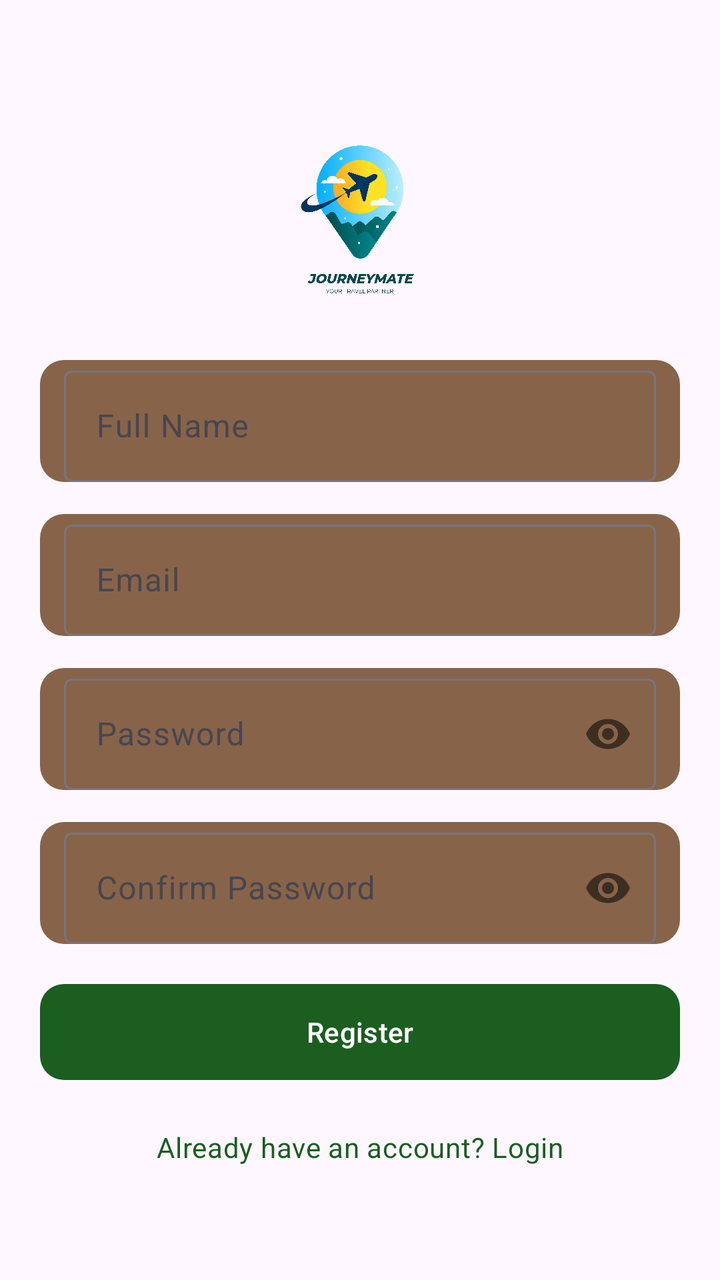
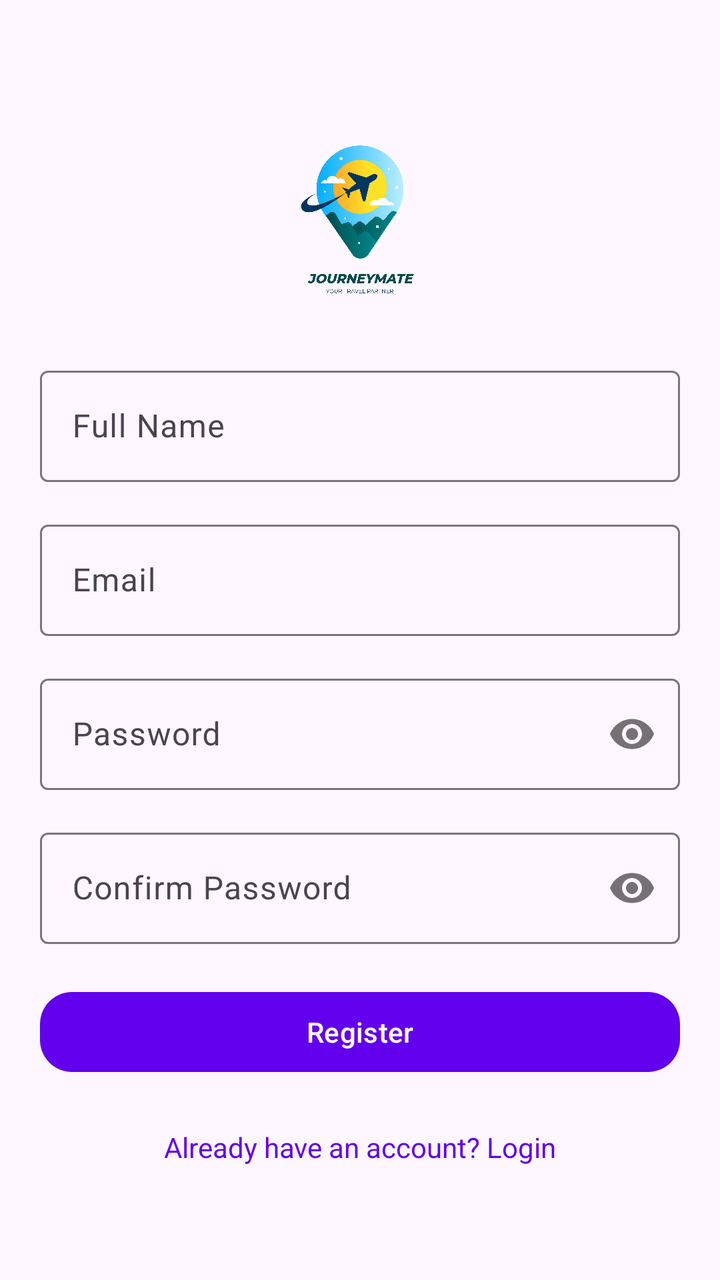

Compare the two renders of this Android layout. The source of the first and the diff that turns it into the second are given below.
<!-- AndroidManifest.xml: application theme Theme.TrekMate -->
<!-- res/layout/activity_register.xml -->
<?xml version="1.0" encoding="utf-8"?>
<androidx.constraintlayout.widget.ConstraintLayout
    xmlns:android="http://schemas.android.com/apk/res/android"
    xmlns:app="http://schemas.android.com/apk/res-auto"
    android:layout_width="match_parent"
    android:layout_height="match_parent"
    android:padding="20dp">

    
    <ImageView
        android:id="@+id/ivLogo"
        android:layout_width="100dp"
        android:layout_height="100dp"
        android:src="@drawable/launcher_logo"
        android:contentDescription="@string/app_name"
        app:layout_constraintTop_toTopOf="parent"
        app:layout_constraintStart_toStartOf="parent"
        app:layout_constraintEnd_toEndOf="parent"
        android:layout_marginTop="40dp"/>

    
    <com.google.android.material.textfield.TextInputLayout
        android:id="@+id/nameLayout"
        android:layout_width="0dp"
        android:layout_height="wrap_content"
        android:hint="@string/full_name"
        android:background="@drawable/rounded_edittext"
        app:layout_constraintTop_toBottomOf="@id/ivLogo"
        app:layout_constraintStart_toStartOf="parent"
        app:layout_constraintEnd_toEndOf="parent"
        android:layout_marginTop="20dp"
        app:boxBackgroundMode="outline">

        <com.google.android.material.textfield.TextInputEditText
            android:id="@+id/etName"
            android:layout_width="match_parent"
            android:layout_height="wrap_content"
            android:maxWidth="360dp"
            android:inputType="textPersonName"
            android:textColor="?attr/colorOnSurface"
            android:hintTextColor="?attr/colorOnSurfaceVariant"/>
    </com.google.android.material.textfield.TextInputLayout>

    
    <com.google.android.material.textfield.TextInputLayout
        android:id="@+id/emailLayout"
        android:layout_width="0dp"
        android:layout_height="wrap_content"
        android:hint="@string/email"
        android:background="@drawable/rounded_edittext"
        app:layout_constraintTop_toBottomOf="@id/nameLayout"
        app:layout_constraintStart_toStartOf="parent"
        app:layout_constraintEnd_toEndOf="parent"
        android:layout_marginTop="16dp"
        app:boxBackgroundMode="outline">

        <com.google.android.material.textfield.TextInputEditText
            android:id="@+id/regEmail"
            android:layout_width="match_parent"
            android:layout_height="wrap_content"
            android:maxWidth="360dp"
            android:inputType="textEmailAddress"
            android:textColor="?attr/colorOnSurface"/>
    </com.google.android.material.textfield.TextInputLayout>

    
    <com.google.android.material.textfield.TextInputLayout
        android:id="@+id/passwordLayout"
        android:layout_width="0dp"
        android:layout_height="wrap_content"
        android:hint="@string/password"
        android:background="@drawable/rounded_edittext"
        app:passwordToggleEnabled="true"
        app:layout_constraintTop_toBottomOf="@id/emailLayout"
        app:layout_constraintStart_toStartOf="parent"
        app:layout_constraintEnd_toEndOf="parent"
        android:layout_marginTop="16dp"
        app:boxBackgroundMode="outline">

        <com.google.android.material.textfield.TextInputEditText
            android:id="@+id/regPassword"
            android:layout_width="match_parent"
            android:layout_height="wrap_content"
            android:maxWidth="360dp"
            android:inputType="textPassword"
            android:textColor="?attr/colorOnSurface"/>
    </com.google.android.material.textfield.TextInputLayout>

    
    <com.google.android.material.textfield.TextInputLayout
        android:id="@+id/confirmPasswordLayout"
        android:layout_width="0dp"
        android:layout_height="wrap_content"
        android:hint="@string/confirm_password"
        android:background="@drawable/rounded_edittext"
        app:passwordToggleEnabled="true"
        app:layout_constraintTop_toBottomOf="@id/passwordLayout"
        app:layout_constraintStart_toStartOf="parent"
        app:layout_constraintEnd_toEndOf="parent"
        android:layout_marginTop="16dp"
        app:boxBackgroundMode="outline">

        <com.google.android.material.textfield.TextInputEditText
            android:id="@+id/etConfirmPassword"
            android:layout_width="match_parent"
            android:layout_height="wrap_content"
            android:maxWidth="360dp"
            android:inputType="textPassword"
            android:textColor="?attr/colorOnSurface"/>
    </com.google.android.material.textfield.TextInputLayout>

    
    <com.google.android.material.button.MaterialButton
        android:id="@+id/registerBtn"
        android:layout_width="0dp"
        android:layout_height="wrap_content"
        android:maxWidth="360dp"
        android:text="@string/register"
        android:background="@drawable/rounded_button"
        app:cornerRadius="16dp"
        app:layout_constraintTop_toBottomOf="@id/confirmPasswordLayout"
        app:layout_constraintStart_toStartOf="parent"
        app:layout_constraintEnd_toEndOf="parent"
        android:layout_marginTop="20dp"/>

    
    <ProgressBar
        android:id="@+id/progressBar"
        android:layout_width="wrap_content"
        android:layout_height="wrap_content"
        android:visibility="gone"
        app:layout_constraintTop_toBottomOf="@id/registerBtn"
        app:layout_constraintStart_toStartOf="parent"
        app:layout_constraintEnd_toEndOf="parent"
        android:layout_marginTop="16dp"/>

    
    <TextView
        android:id="@+id/tvLogin"
        android:layout_width="wrap_content"
        android:layout_height="wrap_content"
        android:text="@string/already_have_account"
        android:textAppearance="?attr/textAppearanceBodyMedium"
        android:textColor="?attr/colorPrimary"
        app:layout_constraintTop_toBottomOf="@id/progressBar"
        app:layout_constraintStart_toStartOf="parent"
        app:layout_constraintEnd_toEndOf="parent"
        android:layout_marginTop="24dp"/>

</androidx.constraintlayout.widget.ConstraintLayout>
<!-- resources referenced by this layout -->
<resources>
  <!-- drawable launcher_logo: png bitmap (drawable, 354851 bytes) -->
  <!-- drawable rounded_button (drawable) -->
  <?xml version="1.0" encoding="utf-8"?>
  <shape xmlns:android="http://schemas.android.com/apk/res/android"
      android:shape="rectangle">
      <corners android:radius="12dp"/>
      <solid android:color="@color/purple_500"/>
  </shape>
  <!-- drawable rounded_edittext (drawable) -->
  <?xml version="1.0" encoding="utf-8"?>
  <shape xmlns:android="http://schemas.android.com/apk/res/android"
      android:shape="rectangle">
      <corners android:radius="12dp"/>
      <solid android:color="#876449"/>
      <padding android:left="12dp" android:right="12dp"/>
  </shape>
  <string name="already_have_account">Already have an account? Login</string>
  <string name="app_name">TrekMate</string>
  <string name="confirm_password">Confirm Password</string>
  <string name="email">Email</string>
  <string name="full_name">Full Name</string>
  <string name="password">Password</string>
  <string name="register">Register</string>
  <style name="Theme.TrekMate" parent="Theme.Material3.DayNight.NoActionBar">
          <item name="colorPrimary">#1B5E20</item>
          <item name="colorSecondary">#4CAF50</item>
      </style>
  <color name="purple_500">#FF6200EE</color>
</resources>

<!-- the commit's change to res/layout/activity_register.xml (unified diff, before → after) -->
@@ -24,12 +24,11 @@
         android:layout_width="0dp"
         android:layout_height="wrap_content"
         android:hint="@string/full_name"
-        android:background="@drawable/rounded_edittext"
+        app:boxBackgroundMode="outline"
         app:layout_constraintTop_toBottomOf="@id/ivLogo"
         app:layout_constraintStart_toStartOf="parent"
         app:layout_constraintEnd_toEndOf="parent"
-        android:layout_marginTop="20dp"
-        app:boxBackgroundMode="outline">
+        android:layout_marginTop="20dp">
 
         <com.google.android.material.textfield.TextInputEditText
             android:id="@+id/etName"
@@ -37,8 +36,7 @@
             android:layout_height="wrap_content"
             android:maxWidth="360dp"
             android:inputType="textPersonName"
-            android:textColor="?attr/colorOnSurface"
-            android:hintTextColor="?attr/colorOnSurfaceVariant"/>
+            android:textColor="?attr/colorOnSurface"/>
     </com.google.android.material.textfield.TextInputLayout>
 
     
@@ -47,12 +45,11 @@
         android:layout_width="0dp"
         android:layout_height="wrap_content"
         android:hint="@string/email"
-        android:background="@drawable/rounded_edittext"
+        app:boxBackgroundMode="outline"
         app:layout_constraintTop_toBottomOf="@id/nameLayout"
         app:layout_constraintStart_toStartOf="parent"
         app:layout_constraintEnd_toEndOf="parent"
-        android:layout_marginTop="16dp"
-        app:boxBackgroundMode="outline">
+        android:layout_marginTop="16dp">
 
         <com.google.android.material.textfield.TextInputEditText
             android:id="@+id/regEmail"
@@ -69,13 +66,12 @@
         android:layout_width="0dp"
         android:layout_height="wrap_content"
         android:hint="@string/password"
-        android:background="@drawable/rounded_edittext"
         app:passwordToggleEnabled="true"
+        app:boxBackgroundMode="outline"
         app:layout_constraintTop_toBottomOf="@id/emailLayout"
         app:layout_constraintStart_toStartOf="parent"
         app:layout_constraintEnd_toEndOf="parent"
-        android:layout_marginTop="16dp"
-        app:boxBackgroundMode="outline">
+        android:layout_marginTop="16dp">
 
         <com.google.android.material.textfield.TextInputEditText
             android:id="@+id/regPassword"
@@ -92,13 +88,12 @@
         android:layout_width="0dp"
         android:layout_height="wrap_content"
         android:hint="@string/confirm_password"
-        android:background="@drawable/rounded_edittext"
         app:passwordToggleEnabled="true"
+        app:boxBackgroundMode="outline"
         app:layout_constraintTop_toBottomOf="@id/passwordLayout"
         app:layout_constraintStart_toStartOf="parent"
         app:layout_constraintEnd_toEndOf="parent"
-        android:layout_marginTop="16dp"
-        app:boxBackgroundMode="outline">
+        android:layout_marginTop="16dp">
 
         <com.google.android.material.textfield.TextInputEditText
             android:id="@+id/etConfirmPassword"
@@ -116,7 +111,6 @@
         android:layout_height="wrap_content"
         android:maxWidth="360dp"
         android:text="@string/register"
-        android:background="@drawable/rounded_button"
         app:cornerRadius="16dp"
         app:layout_constraintTop_toBottomOf="@id/confirmPasswordLayout"
         app:layout_constraintStart_toStartOf="parent"
@@ -140,7 +134,6 @@
         android:layout_width="wrap_content"
         android:layout_height="wrap_content"
         android:text="@string/already_have_account"
-        android:textAppearance="?attr/textAppearanceBodyMedium"
         android:textColor="?attr/colorPrimary"
         app:layout_constraintTop_toBottomOf="@id/progressBar"
         app:layout_constraintStart_toStartOf="parent"
<!-- resource entries referenced after the edit -->
@@ -1,21 +1,6 @@
 <!-- resources referenced by this layout -->
 <resources>
   <!-- drawable launcher_logo: png bitmap (drawable, 354851 bytes) -->
-  <!-- drawable rounded_button (drawable) -->
-  <?xml version="1.0" encoding="utf-8"?>
-  <shape xmlns:android="http://schemas.android.com/apk/res/android"
-      android:shape="rectangle">
-      <corners android:radius="12dp"/>
-      <solid android:color="@color/purple_500"/>
-  </shape>
-  <!-- drawable rounded_edittext (drawable) -->
-  <?xml version="1.0" encoding="utf-8"?>
-  <shape xmlns:android="http://schemas.android.com/apk/res/android"
-      android:shape="rectangle">
-      <corners android:radius="12dp"/>
-      <solid android:color="#876449"/>
-      <padding android:left="12dp" android:right="12dp"/>
-  </shape>
   <string name="already_have_account">Already have an account? Login</string>
   <string name="app_name">TrekMate</string>
   <string name="confirm_password">Confirm Password</string>
@@ -24,9 +9,24 @@
   <string name="password">Password</string>
   <string name="register">Register</string>
   <style name="Theme.TrekMate" parent="Theme.Material3.DayNight.NoActionBar">
-          <item name="colorPrimary">#1B5E20</item>
-          <item name="colorSecondary">#4CAF50</item>
+  
+          
+          <item name="colorPrimary">@color/purple_500</item>
+          <item name="colorOnPrimary">@color/white</item>
+  
+          
+          <item name="colorSecondaryContainer">@color/teal_200</item>
+  
+          
+          <item name="android:statusBarColor">@color/purple_700</item>
+  
+          
+          <item name="android:forceDarkAllowed">false</item>
+  
       </style>
   <color name="purple_500">#FF6200EE</color>
+  <color name="white">#FFFFFFFF</color>
+  <color name="teal_200">#FF03DAC5</color>
+  <color name="purple_700">#FF3700B3</color>
 </resources>
 
